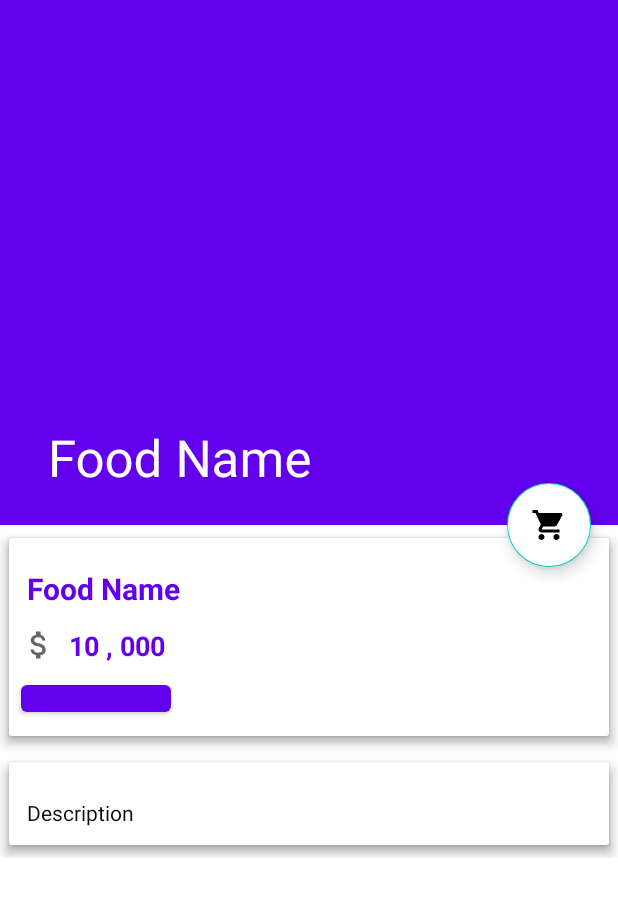
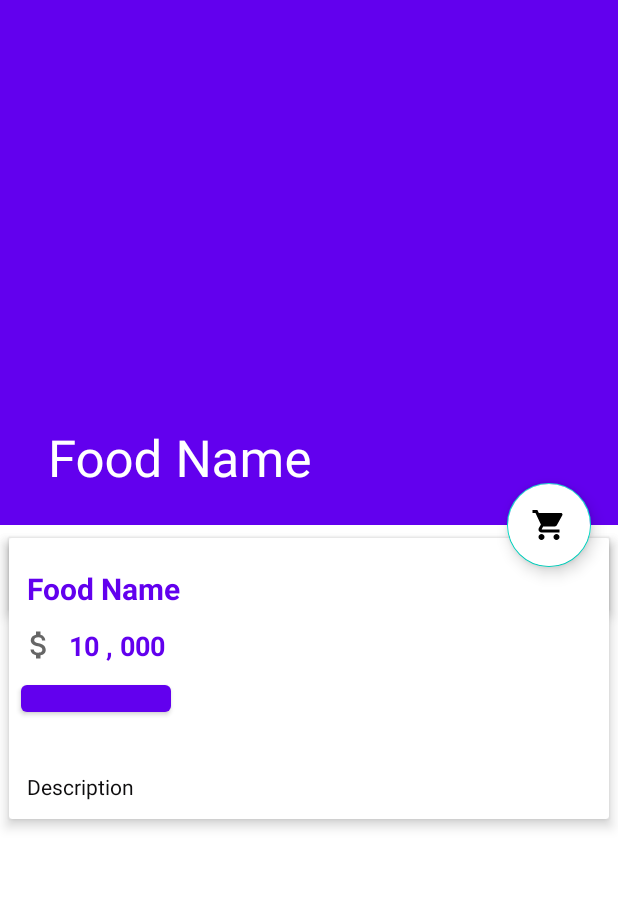
Before and after one commit to kothedangnhap/DoAnAndroid, an Android app: the layout activity_food_detail.xml on its own in the app's theme, with its tools: preview values and no code run, on a phone screen of 412 x 824 dp. Shown: the top 897 px of the screen. Run offline under Robolectric (Android 15) with nearby library versions, the phone set to English and light mode, and no system bars; plain views replace ElegantNumberButton.

```diff
--- a/app/src/main/java/com/example/myapplication/Home.java
+++ b/app/src/main/java/com/example/myapplication/Home.java
@@ -46,6 +46,7 @@ public class Home extends AppCompatActivity implements RecyclerView.RecyclerList
                     return true;
                 case R.id.nav_category:
                     toolbar.setTitle("Categories");
+
                     fragment = new Categories_Fragment();
                     loadFragment(fragment);
                     return true;
--- a/app/src/main/res/layout/activity_food_detail.xml
+++ b/app/src/main/res/layout/activity_food_detail.xml
@@ -46,7 +46,7 @@
     </com.google.android.material.appbar.AppBarLayout>
 
     <com.google.android.material.floatingactionbutton.FloatingActionButton
-        android:id="@+id/btnCart"
+        android:id="@+id/btn_detail_food_AddToCart"
         android:src="@drawable/ic_shopping_cart_black_24dp"
         android:backgroundTint="@color/colorWhite"
         android:layout_width="wrap_content"
@@ -82,40 +82,9 @@
                     android:layout_width="match_parent"
                     android:layout_height="wrap_content">
 
-                    <TextView
-                        android:id="@+id/food_name"
-                        android:layout_marginTop="8dp"
-                        android:padding="12dp"
-                        android:text="Food Name"
-                        android:textColor="@color/colorPrimary"
-                        android:textSize="20sp"
-                        android:textStyle="bold"
-                        android:layout_width="wrap_content"
-                        android:layout_height="wrap_content"/>
 
-                    <LinearLayout
-                        android:id="@+id/layout_price"
-                        android:orientation="horizontal"
-                        android:layout_width="match_parent"
-                        android:layout_height="wrap_content">
 
-                        <ImageView
-                            android:src="@drawable/ic_baseline_attach_money_24"
-                            android:layout_weight="1"
-                            android:layout_width="0dp"
-                            android:layout_height="wrap_content"/>
 
-                        <TextView
-                            android:id="@+id/food_price"
-                            android:text="10 , 000"
-                            android:textColor="@color/colorPrimary"
-                            android:textSize="18sp"
-                            android:textStyle="bold"
-                            android:layout_width="0dp"
-                            android:layout_weight="9"
-                            android:layout_height="wrap_content"/>
-
-                    </LinearLayout>
 
                     <com.cepheuen.elegantnumberbutton.view.ElegantNumberButton
                         android:layout_width="100dp"
@@ -139,16 +108,7 @@
                 android:layout_width="match_parent"
                 android:layout_height="wrap_content">
 
-                <TextView
-                    android:id="@+id/food_description"
-                    android:layout_marginTop="12dp"
-                    android:lineSpacingMultiplier="1.5"
-                    android:padding="12dp"
-                    android:text="Description"
-                    android:textColor="@color/colorBlack"
-                    android:textSize="14dp"
-                    android:layout_width="wrap_content"
-                    android:layout_height="wrap_content"/>
+
 
             </androidx.cardview.widget.CardView>
 
@@ -182,7 +142,7 @@
                     android:layout_height="wrap_content">
 
                     <TextView
-                        android:id="@+id/food_name"
+                        android:id="@+id/txt_detail_food_name"
                         android:layout_marginTop="8dp"
                         android:padding="12dp"
                         android:text="Food Name"
@@ -205,7 +165,7 @@
                             android:layout_height="wrap_content"/>
 
                         <TextView
-                            android:id="@+id/food_price"
+                            android:id="@+id/txt_detail_food_price"
                             android:text="10 , 000"
                             android:textColor="@color/colorPrimary"
                             android:textSize="18sp"
@@ -217,17 +177,28 @@
                     </LinearLayout>
 
                     <com.cepheuen.elegantnumberbutton.view.ElegantNumberButton
+
+                        android:id="@+id/btn_detail_food_plus"
                         android:layout_width="100dp"
                         android:layout_height="30dp"
-                        android:id="@+id/number_button"
+                        android:layout_marginLeft="8dp"
                         android:layout_marginTop="8dp"
-                        android:layout_marginLeft="8dp"
                         android:layout_marginBottom="10dp"
-                        app:textSize="8sp"
                         app:backGroundColor="@color/btnSignActive"
+                        app:finalNumber="20"
                         app:initialNumber="1"
-                        app:finalNumber="20"/>
+                        app:textSize="8sp" />
 
+                    <TextView
+                        android:id="@+id/txt_detail_food_description"
+                        android:layout_marginTop="12dp"
+                        android:lineSpacingMultiplier="1.5"
+                        android:padding="12dp"
+                        android:text="Description"
+                        android:textColor="@color/colorBlack"
+                        android:textSize="14dp"
+                        android:layout_width="wrap_content"
+                        android:layout_height="wrap_content"/>
                 </LinearLayout>
 
             </androidx.cardview.widget.CardView>
@@ -238,16 +209,7 @@
                 android:layout_width="match_parent"
                 android:layout_height="wrap_content">
 
-                <TextView
-                    android:id="@+id/food_description"
-                    android:layout_marginTop="12dp"
-                    android:lineSpacingMultiplier="1.5"
-                    android:padding="12dp"
-                    android:text="Description"
-                    android:textColor="@color/colorBlack"
-                    android:textSize="14dp"
-                    android:layout_width="wrap_content"
-                    android:layout_height="wrap_content"/>
+
 
             </androidx.cardview.widget.CardView>
 
--- a/app/src/main/res/layout/category_item_list.xml
+++ b/app/src/main/res/layout/category_item_list.xml
@@ -9,6 +9,7 @@
     android:layout_marginBottom="8dp">
 
     <RelativeLayout
+        android:id="@+id/category_link"
         android:layout_width="match_parent"
         android:layout_height="match_parent">
 
```
Also changed, not shown: app/src/main/java/com/example/myapplication/Adapter/CategoryAdapter.java (+11 -1 lines), app/src/main/java/com/example/myapplication/CartFragment.java (+55 -9 lines), app/src/main/java/com/example/myapplication/FoodDetail.java (+77 -1 lines), app/src/main/java/com/example/myapplication/FoodDetailFragment.java (added, +19 -0 lines), app/src/main/res/layout/cart_fragmemt.xml (+11 -0 lines).
